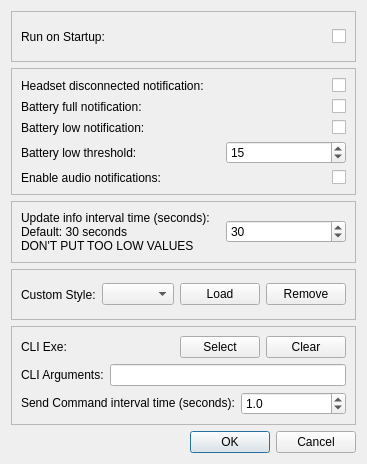
Above: src/UI/settingswindow.ui from HeadsetControl-GUI/HeadsetControl-GUI before the change. Below: the same form after it.
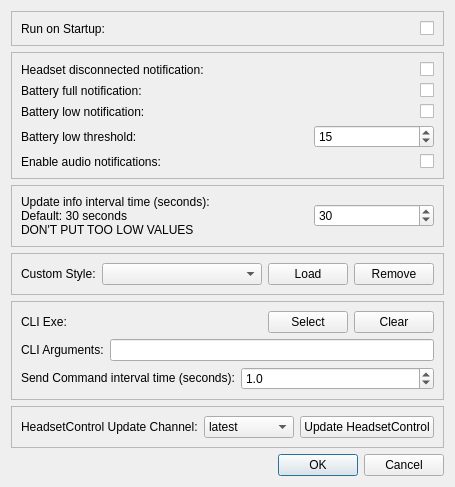
That is the form after the change.

Commit message: Add update channel selection and download functionality for HeadsetControl

```diff
--- a/src/UI/settingswindow.ui
+++ b/src/UI/settingswindow.ui
@@ -402,6 +402,46 @@
      </layout>
     </widget>
    </item>
+   <item>
+    <widget class="QFrame" name="updateFrame">
+     <property name="frameShape">
+      <enum>QFrame::Shape::StyledPanel</enum>
+     </property>
+     <property name="frameShadow">
+      <enum>QFrame::Shadow::Raised</enum>
+     </property>
+     <layout class="QHBoxLayout" name="horizontalLayout_update">
+      <item>
+       <widget class="QLabel" name="updateChannelLabel">
+        <property name="text">
+         <string>HeadsetControl Update Channel:</string>
+        </property>
+       </widget>
+      </item>
+      <item>
+       <widget class="QComboBox" name="updateChannelComboBox">
+        <item>
+         <property name="text">
+          <string>latest</string>
+         </property>
+        </item>
+        <item>
+         <property name="text">
+          <string>continuous</string>
+         </property>
+        </item>
+       </widget>
+      </item>
+      <item>
+       <widget class="QPushButton" name="updateHeadsetControlPushButton">
+        <property name="text">
+         <string>Update HeadsetControl</string>
+        </property>
+       </widget>
+      </item>
+     </layout>
+    </widget>
+   </item>
    <item>
     <widget class="QDialogButtonBox" name="buttonBox">
      <property name="orientation">
```
The commit also changes 9 other files.
